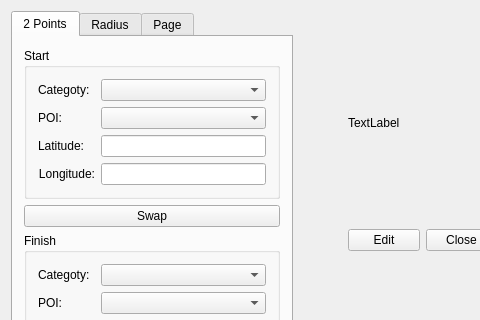
First picture: the form in gui/mainwindow.ui, repository emreozanalkan/YoMap, before the edit; both pictures show x 0 to 480 and y 0 to 320 of the 690 by 660 pixel window.
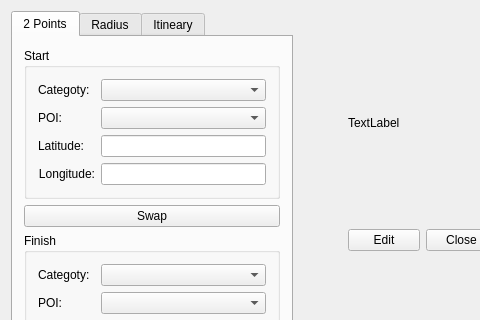
Second picture: the form after the edit. The open tabs and pages were chosen to show the change. Custom widgets are drawn as their Qt base class.

Commit message:
Radius search draw + Itineary search updates
Radius search calls path drawing func.
Itineary search func added to Logic and called from MainWindow.

What changed in the file:
```diff
--- a/gui/mainwindow.ui
+++ b/gui/mainwindow.ui
@@ -453,7 +453,7 @@
        </widget>
        <widget class="QWidget" name="tab">
         <attribute name="title">
-         <string>Page</string>
+         <string>Itineary</string>
         </attribute>
         <layout class="QGridLayout" name="gridLayout_20">
          <item row="0" column="0">
```
Left out of the diff: 2 changed lines with no effect on the pictures. The commit also changes 4 other files.
